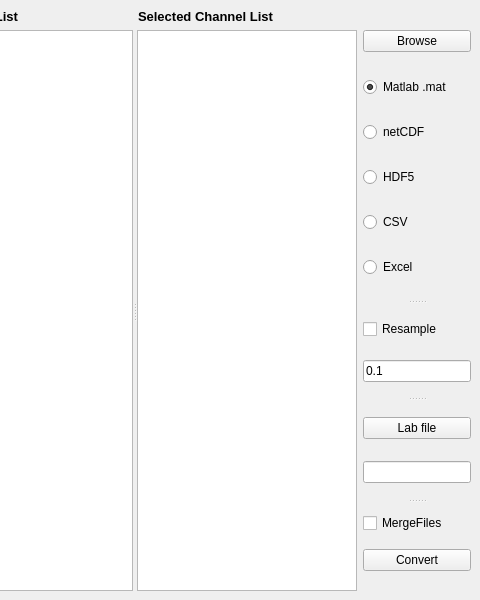
The window that mdfreaderui.ui (ratal/mdfreader) describes before a commit, drawn with Qt 5; both pictures show x 320 to 800 and y 0 to 600 of the 800 by 600 pixel window.
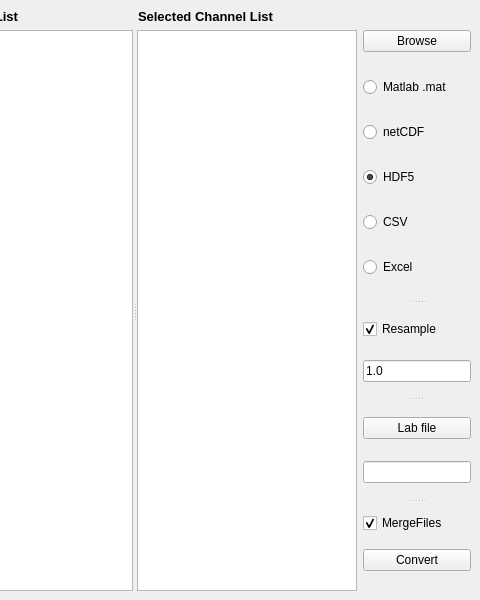
The same window after the commit.

Patch:
```diff
--- a/mdfreaderui.ui
+++ b/mdfreaderui.ui
@@ -232,7 +232,7 @@
             <string>Matlab .mat</string>
            </property>
            <property name="checked">
-            <bool>true</bool>
+            <bool>false</bool>
            </property>
           </widget>
          </item>
@@ -248,6 +248,9 @@
            <property name="text">
             <string>HDF5</string>
            </property>
+           <property name="checked">
+            <bool>true</bool>
+           </property>
           </widget>
          </item>
          <item>
@@ -279,6 +282,9 @@
            <property name="text">
             <string>Resample</string>
            </property>
+           <property name="checked">
+            <bool>true</bool>
+           </property>
           </widget>
          </item>
          <item>
@@ -293,7 +299,7 @@
             <set>Qt::ImhFormattedNumbersOnly|Qt::ImhPreferNumbers</set>
            </property>
            <property name="text">
-            <string>0.1</string>
+            <string>1.0</string>
            </property>
           </widget>
          </item>
@@ -334,6 +340,9 @@
        <property name="text">
         <string>MergeFiles</string>
        </property>
+       <property name="checked">
+        <bool>true</bool>
+       </property>
       </widget>
      </widget>
     </item>
```
Left out of the diff: 9 changed lines with no effect on the pictures.
